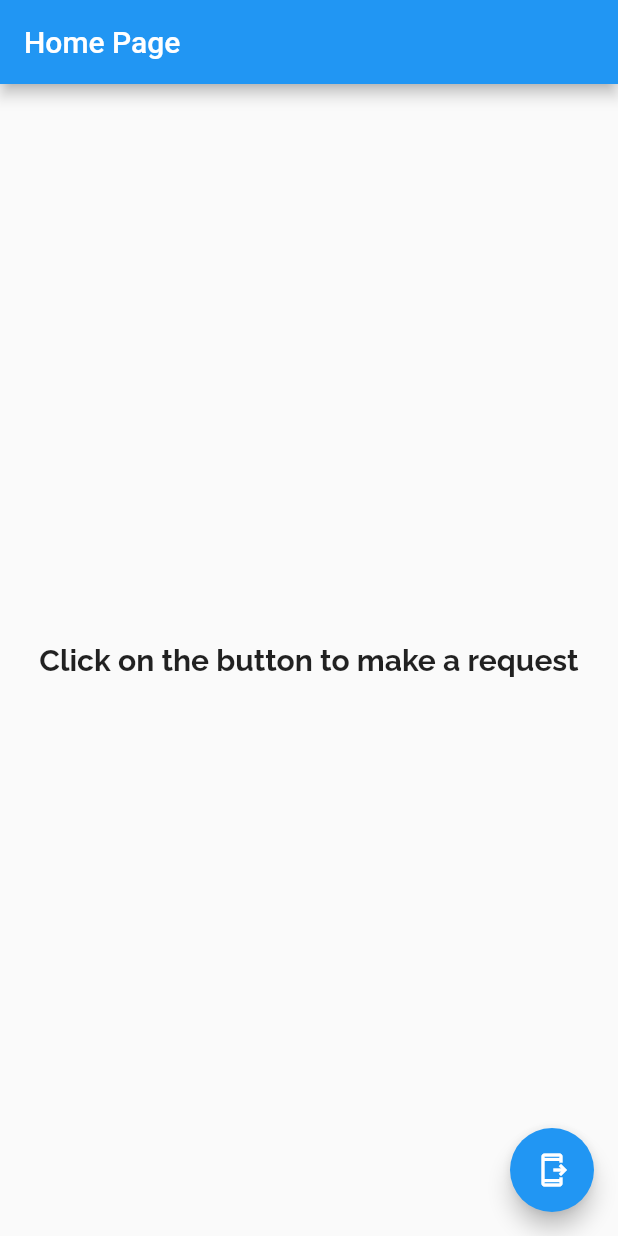
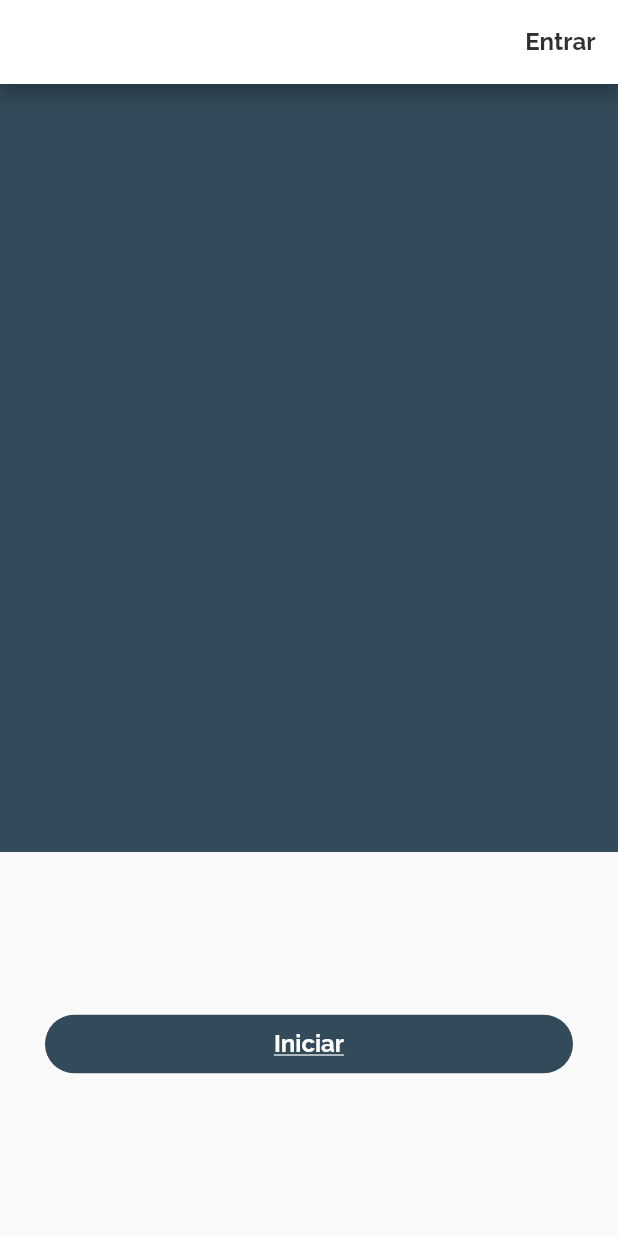
Before and after one commit to arkaisho/my_eyes_app, a Flutter app: the screen it shows after launch, on a phone screen of 412 x 824 dp. Run offline on Flutter 3.47's test engine with Material 2 defaults, Android fonts, the phone set to English and light mode, and no system bars; our stand-ins replace dio, flutter_mobx, flutter_modular, google_fonts, mobx, retrofit; generated files the repository leaves out were written again.

Commit message:
first screens

```diff
--- a/lib/app/app_widget.dart
+++ b/lib/app/app_widget.dart
@@ -1,12 +1,13 @@
 import 'package:flutter/material.dart';
 import 'package:flutter_modular/flutter_modular.dart';
+import 'package:my_eyes/app/shareds/custom_colors.dart';
 
 class AppWidget extends StatelessWidget {
   @override
   Widget build(BuildContext context) {
     return MaterialApp(
       title: 'Flutter Slidy',
-      theme: ThemeData(primarySwatch: Colors.blue),
+      theme: ThemeData(primarySwatch:CustomColors.materialPrimaryColor),
     ).modular();
   }
 }
--- a/lib/app/modules/home/home_module.dart
+++ b/lib/app/modules/home/home_module.dart
@@ -1,6 +1,7 @@
 import 'package:dio/dio.dart';
 import 'package:flutter_modular/flutter_modular.dart';
 import 'package:my_eyes/app/modules/home/datasource/home_api.dart';
+import 'package:my_eyes/app/modules/login/login_module.dart';
 import '../home/home_store.dart';
 
 import 'pages/home_page.dart';
@@ -15,5 +16,6 @@ class HomeModule extends Module {
   @override
   final List<ModularRoute> routes = [
     ChildRoute(Modular.initialRoute, child: (_, args) => HomePage()),
+    ModuleRoute("\login", module:LoginModule())
   ];
 }
--- a/lib/app/modules/home/pages/home_page.dart
+++ b/lib/app/modules/home/pages/home_page.dart
@@ -3,10 +3,11 @@ import 'package:flutter_mobx/flutter_mobx.dart';
 import 'package:flutter_modular/flutter_modular.dart';
 import 'package:google_fonts/google_fonts.dart';
 import 'package:my_eyes/app/modules/home/home_store.dart';
+import 'package:my_eyes/app/shareds/circular_button.dart';
+import 'package:my_eyes/app/shareds/custom_colors.dart';
 
 class HomePage extends StatefulWidget {
-  final String title;
-  const HomePage({Key? key, this.title = "Home"}) : super(key: key);
+  const HomePage({Key? key}) : super(key: key);
 
   @override
   _HomePageState createState() => _HomePageState();
@@ -17,26 +18,53 @@ class _HomePageState extends ModularState<HomePage, HomeStore> {
   Widget build(BuildContext context) {
     return Scaffold(
       appBar: AppBar(
-        title: Text('Home Page'),
+        backgroundColor: Colors.white,
+        actions: [
+          GestureDetector(
+            child: Container(
+              padding: EdgeInsets.symmetric(horizontal: 15),
+              child: Center(
+                child: Text(
+                  "Entrar",
+                  style: GoogleFonts.raleway(
+                    fontWeight: FontWeight.bold,
+                    color: CustomColors.mainBlack,
+                    fontSize: 16,
+                  ),
+                ),
+              ),
+            ),
+            onTap: () {
+              Modular.to.pushNamed("login");
+            },
+          )
+        ],
       ),
       body: Observer(
-        builder: (context) => Center(
-          child: Text(
-            '${store.result}',
-            textAlign: TextAlign.center,
-            style: GoogleFonts.raleway(
-              fontWeight: FontWeight.bold,
-              fontSize: 20,
+        builder: (context) => Column(
+          children: [
+            Expanded(
+              flex: 2,
+              child: Container(
+                color: CustomColors.mainBlue,
+              ),
             ),
-          ),
-        ),
-      ),
-      floatingActionButton: FloatingActionButton(
-        onPressed: () {
-          store.getTodos();
-        },
-        child: Icon(
-          Icons.send_to_mobile_outlined,
+            Expanded(
+              flex: 1,
+              child: Padding(
+                padding: const EdgeInsets.symmetric(horizontal: 30),
+                child: Column(
+                  mainAxisAlignment: MainAxisAlignment.center,
+                  children: [
+                    CircularButton(
+                      onTap: () {},
+                      text: "Iniciar",
+                    ),
+                  ],
+                ),
+              ),
+            ),
+          ],
         ),
       ),
     );
--- /dev/null
+++ b/lib/app/shareds/circular_button.dart
@@ -0,0 +1,43 @@
+import 'package:flutter/material.dart';
+import 'package:google_fonts/google_fonts.dart';
+import 'package:my_eyes/app/shareds/custom_colors.dart';
+
+class CircularButton extends StatelessWidget {
+  const CircularButton({
+    Key? key,
+    required this.text,
+    required this.onTap,
+  }) : super(key: key);
+
+  final String text;
+  final Function onTap;
+
+  @override
+  Widget build(BuildContext context) {
+    return GestureDetector(
+      onTap: () {
+        onTap();
+      },
+      child: Container(
+        child: Padding(
+          padding: const EdgeInsets.symmetric(vertical: 10, horizontal: 15),
+          child: Center(
+            child: Text(
+              text,
+              style: GoogleFonts.raleway(
+                decoration: TextDecoration.underline,
+                fontWeight: FontWeight.bold,
+                color: Colors.white,
+                fontSize: 16,
+              ),
+            ),
+          ),
+        ),
+        decoration: BoxDecoration(
+          borderRadius: BorderRadius.circular(30),
+          color: CustomColors.mainBlue,
+        ),
+      ),
+    );
+  }
+}
--- /dev/null
+++ b/lib/app/shareds/custom_colors.dart
@@ -0,0 +1,22 @@
+import 'package:flutter/material.dart';
+
+class CustomColors {
+  static MaterialColor materialPrimaryColor =
+      MaterialColor(0xFF324A59, primaryColor);
+
+  static Map<int, Color> primaryColor = {
+    50: Color.fromRGBO(50, 74, 89, .1),
+    100: Color.fromRGBO(50, 74, 89, .2),
+    200: Color.fromRGBO(50, 74, 89, .3),
+    300: Color.fromRGBO(50, 74, 89, .4),
+    400: Color.fromRGBO(50, 74, 89, .5),
+    500: Color.fromRGBO(50, 74, 89, .6),
+    600: Color.fromRGBO(50, 74, 89, .7),
+    700: Color.fromRGBO(50, 74, 89, .8),
+    800: Color.fromRGBO(50, 74, 89, .9),
+    900: Color.fromRGBO(50, 74, 89, 1),
+  };
+
+  static Color mainBlue = Color(0xff324A59);
+  static Color mainBlack = Color(0xff303030);
+}
```
Also changed, not shown: lib/app/modules/login/login_module.dart (added, +15 -0 lines), lib/app/modules/login/login_store.dart (added, +8 -0 lines), lib/app/modules/login/pages/login_page.dart (added, +176 -0 lines).
